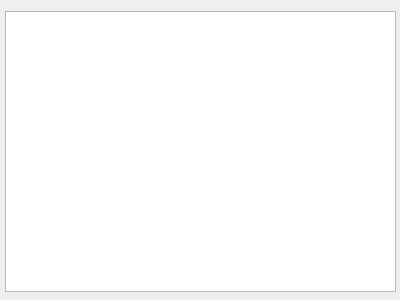
torokar/exchangeRate_cbr, file QT/second_window.ui: the form before one commit.
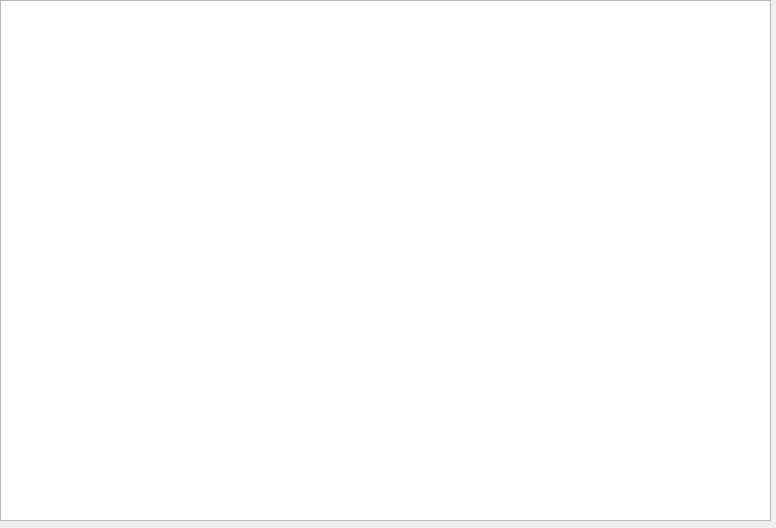
The form after the commit.

The edit to the form file:
```diff
--- a/QT/second_window.ui
+++ b/QT/second_window.ui
@@ -6,8 +6,8 @@
    <rect>
     <x>0</x>
     <y>0</y>
-    <width>400</width>
-    <height>300</height>
+    <width>776</width>
+    <height>528</height>
    </rect>
   </property>
   <property name="windowTitle">
@@ -16,10 +16,10 @@
   <widget class="QTableView" name="tableView">
    <property name="geometry">
     <rect>
-     <x>5</x>
-     <y>11</y>
-     <width>391</width>
-     <height>281</height>
+     <x>0</x>
+     <y>0</y>
+     <width>771</width>
+     <height>521</height>
     </rect>
    </property>
   </widget>
```
Left out of the diff: 3 changed lines with no effect on the pictures.
